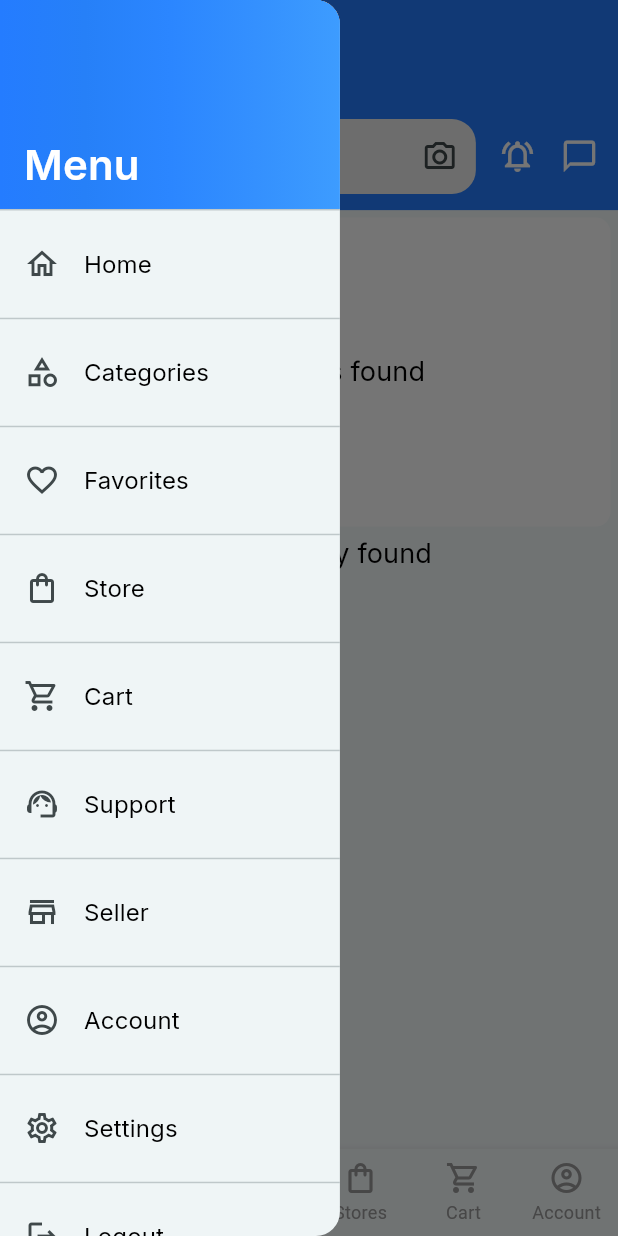
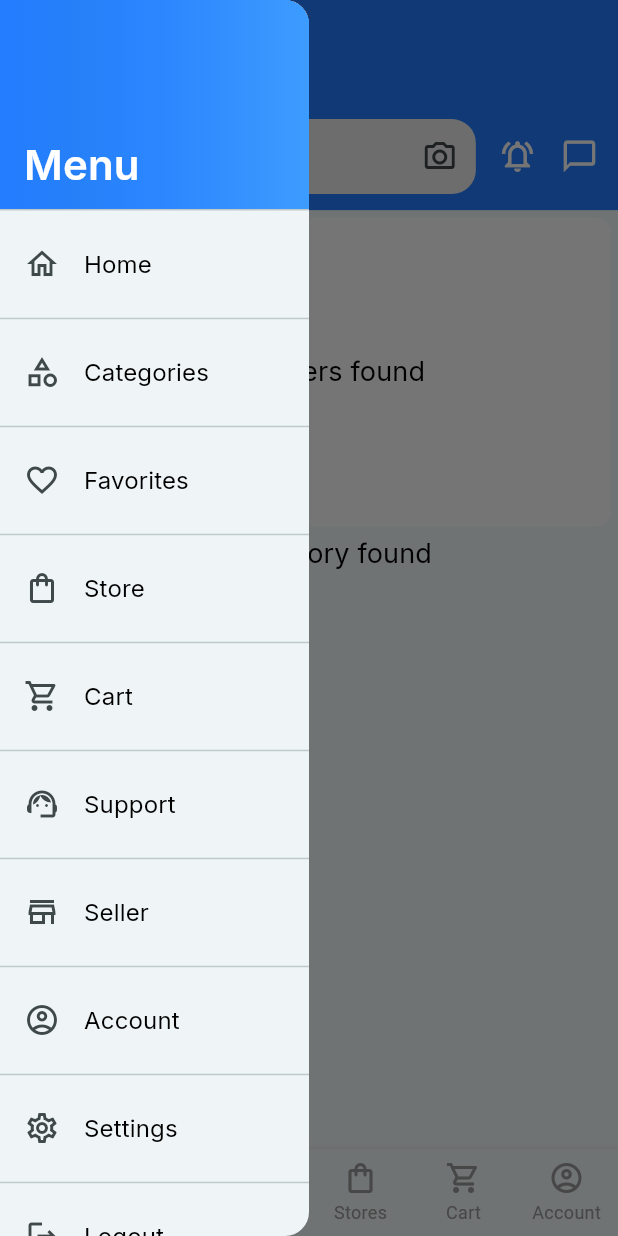
Before and after one commit to Sukhmeetsingh306/store_app, a Flutter app: the HomeUserScreen screen opened by its route, with the side drawer open, on a phone screen of 412 x 824 dp. Run offline on Flutter 3.47's test engine with Material 3 defaults, Android fonts, the phone set to English and light mode, and no system bars; our stand-ins replace file_picker, flutter_riverpod, flutter_svg, go_router, google_fonts, image_picker and 4 more; missing offline and left inert: cloudinary_public, flutter_admin_scaffold, random_avatar; accounts and stored records are empty; network calls fail.

```diff
--- a/multi_vendor/lib/utils/widget/mobile/drawer_mobile_widget.dart
+++ b/multi_vendor/lib/utils/widget/mobile/drawer_mobile_widget.dart
@@ -1,3 +1,4 @@
+import 'package:flutter/foundation.dart';
 import 'package:flutter/material.dart';
 import 'package:go_router/go_router.dart';
 import 'package:multi_vendor/services/http_services.dart';
@@ -27,8 +28,12 @@ class DrawerWidget extends StatelessWidget {
 
   @override
   Widget build(BuildContext context) {
+    bool isWebMobile = kIsWeb && MediaQuery.of(context).size.width > 1026;
+
     return Drawer(
-      width: MediaQuery.of(context).size.width * .55,
+      width: isWebMobile
+          ? MediaQuery.of(context).size.width * 0.15
+          : MediaQuery.of(context).size.width * 0.5,
       child: ListView(
         padding: EdgeInsets.zero,
         children: [
```
